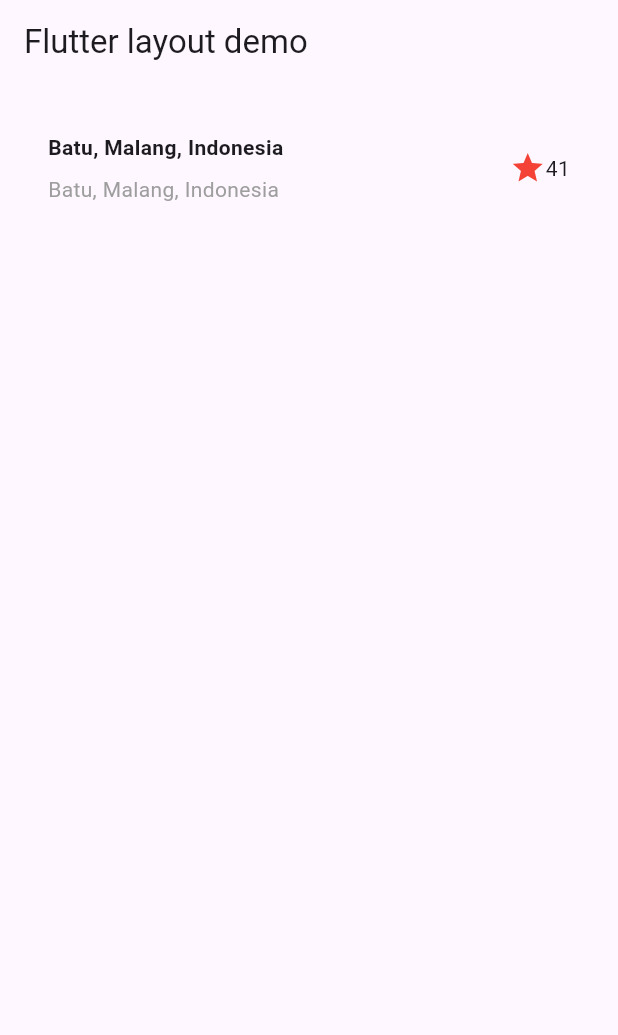
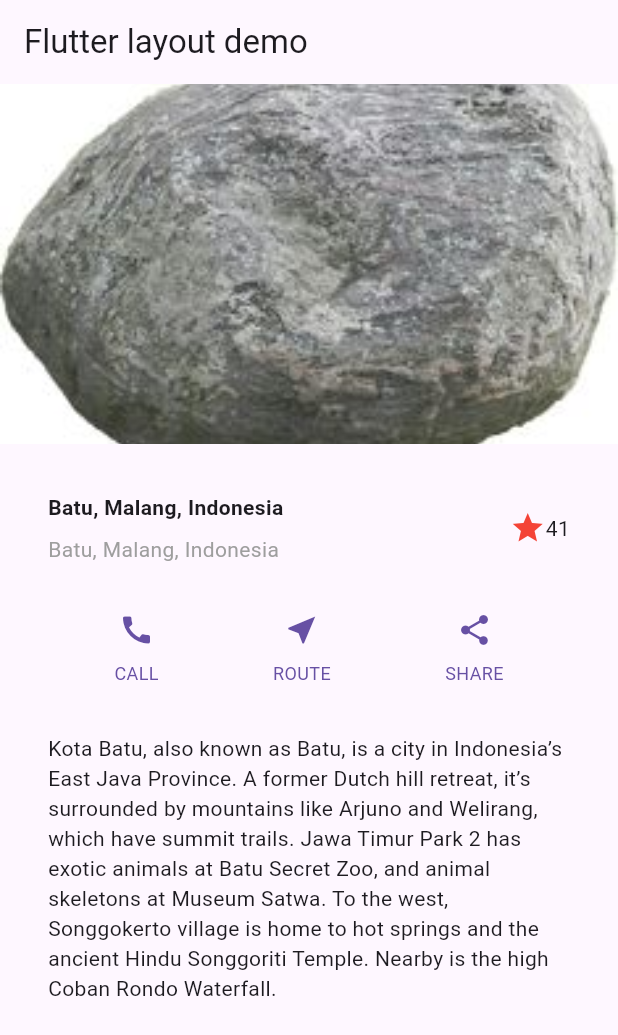
Before and after one commit to Fahridanaa/mobile-prog, a Flutter app: the screen it shows after launch, on a phone screen of 412 x 824 dp. Shown: the top 1035 px of the screen. Run offline on Flutter 3.47's test engine with Material 3 defaults, Android fonts, the light colour scheme and no system bars.

Commit message:
feat: add praktikum 3

```diff
--- a/lib/main.dart
+++ b/lib/main.dart
@@ -43,6 +43,46 @@
       ),
     );
 
+    Column _buildButtonColumn(Color color, IconData icon, String label) {
+      return Column(
+        mainAxisSize: MainAxisSize.min,
+        mainAxisAlignment: MainAxisAlignment.center,
+        children: [
+          Icon(icon, color: color),
+          Container(
+            margin: const EdgeInsets.only(top: 8),
+            child: Text(
+              label,
+              style: TextStyle(
+                fontSize: 12,
+                fontWeight: FontWeight.w400,
+                color: color,
+              ),
+            ),
+          ),
+        ],
+      );
+    }
+
+    Color color = Theme.of(context).primaryColor;
+
+    Widget buttonSection = Row(
+      mainAxisAlignment: MainAxisAlignment.spaceEvenly,
+      children: [
+        _buildButtonColumn(color, Icons.call, 'CALL'),
+        _buildButtonColumn(color, Icons.near_me, 'ROUTE'),
+        _buildButtonColumn(color, Icons.share, 'SHARE'),
+      ],
+    );
+
+    Widget textSection = Container(
+      padding: const EdgeInsets.all(32),
+      child: const Text(
+        'Kota Batu, also known as Batu, is a city in Indonesia’s East Java Province. A former Dutch hill retreat, it’s surrounded by mountains like Arjuno and Welirang, which have summit trails. Jawa Timur Park 2 has exotic animals at Batu Secret Zoo, and animal skeletons at Museum Satwa. To the west, Songgokerto village is home to hot springs and the ancient Hindu Songgoriti Temple. Nearby is the high Coban Rondo Waterfall.',
+        softWrap: true,
+      ),
+    );
+
     return MaterialApp(
       title: 'Flutter Layout: Fahridana Ahmad Rayyansyah - 2241720158',
       home: Scaffold(
@@ -51,7 +91,15 @@
         ),
         body: ListView(
           children: [
+            Image.asset(
+              'assets/images/image.png',
+              width: 600,
+              height: 240,
+              fit: BoxFit.cover,
+            ),
             titleSection,
+            buttonSection,
+            textSection,
           ],
         ),
       ),
--- a/pubspec.yaml
+++ b/pubspec.yaml
@@ -58,7 +58,7 @@
 
     # To add assets to your application, add an assets section, like this:
     assets:
-        - assets/images/logo_polinema.png
+        - assets/images/
 
     # An image asset can refer to one or more resolution-specific "variants", see
     # https://flutter.dev/to/resolution-aware-images
```
Also changed, not shown: assets/images/image.png (added), assets/images/logo_polinema.png, 1 other file.
